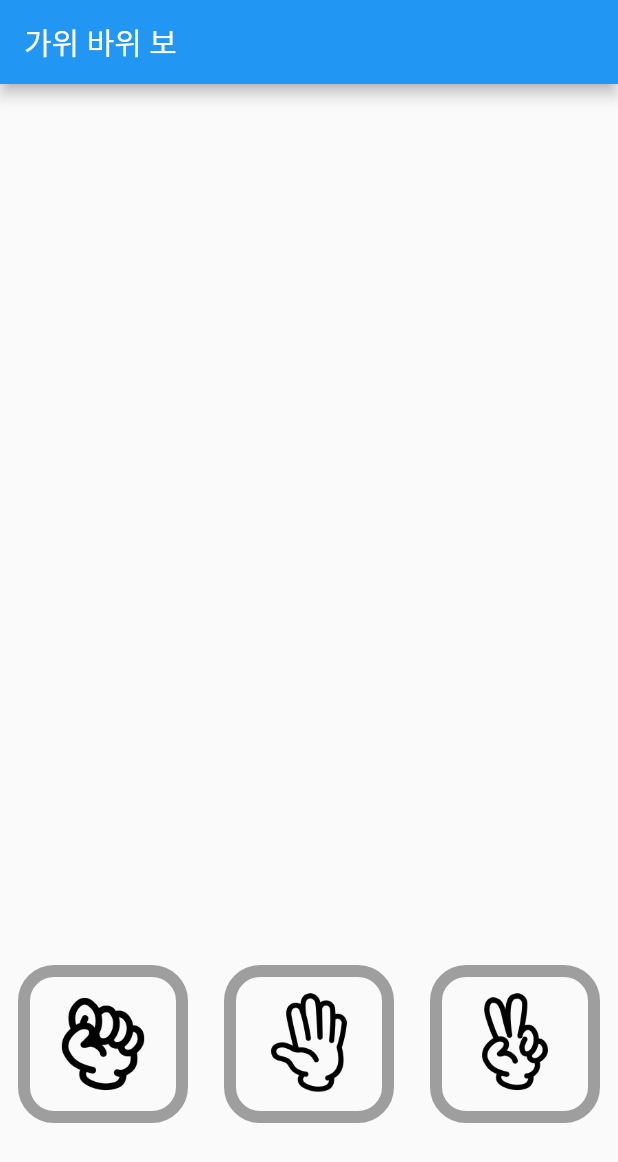
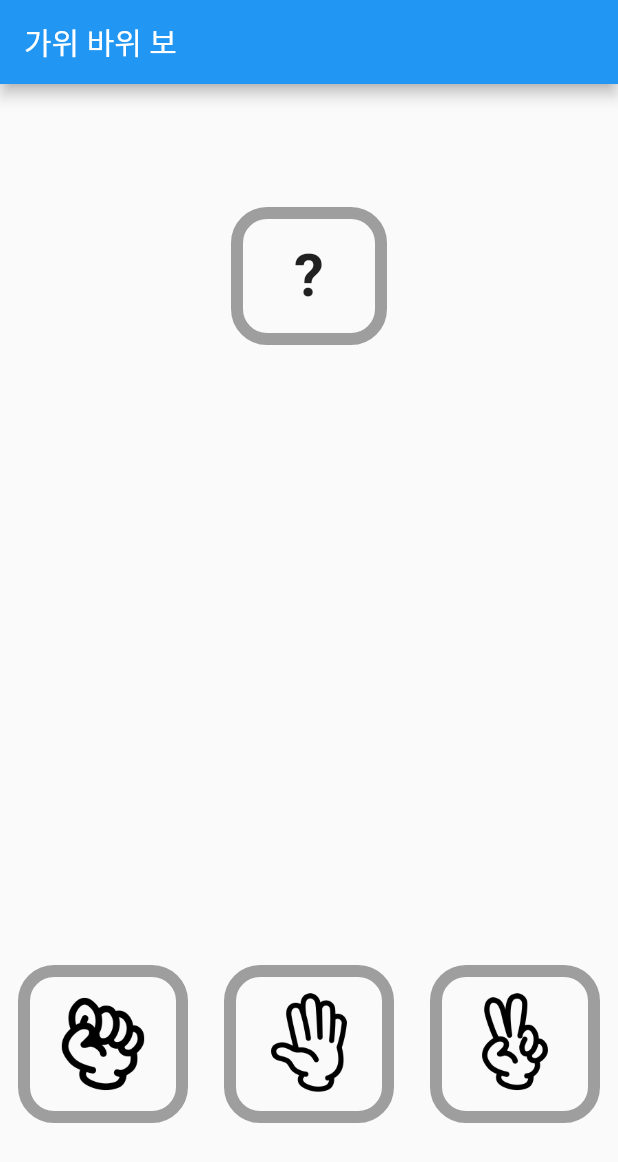
Before and after one commit to felix980131/TIL, a Flutter app: the screen it shows after launch, on a phone screen of 412 x 824 dp. Shown: the top 1162 px of the screen. Run offline on Flutter 3.47's test engine with Material 2 defaults, Android fonts, the phone set to English and light mode, and no system bars; our stand-ins replace go_router.

Commit message:
docs: update Flutter practice rock_paper_scissors cpu_input

```diff
--- a/Flutter/practice/1. widget/rock_paper_scissors/lib/game/input_card.dart
+++ b/Flutter/practice/1. widget/rock_paper_scissors/lib/game/input_card.dart
@@ -7,7 +7,7 @@ class InputCard extends StatelessWidget {
   const InputCard({
     super.key,
     required this.child,
-    required this.callback,
+    this.callback,
   });
 
   @override
--- a/Flutter/practice/1. widget/rock_paper_scissors/lib/game/view/cpu_input.dart
+++ b/Flutter/practice/1. widget/rock_paper_scissors/lib/game/view/cpu_input.dart
@@ -1,18 +1,31 @@
 import 'package:flutter/material.dart';
+import 'package:rock_paper_scissors/game/enum.dart';
+import 'package:rock_paper_scissors/game/input_card.dart';
 
-class CpuInput extends StatefulWidget {
+class CpuInput extends StatelessWidget {
   final bool isDone;
-  const CpuInput({super.key, required this.isDone});
+  final InputType cpuInput;
+  const CpuInput({super.key, required this.isDone, required this.cpuInput});
 
   @override
-  State<CpuInput> createState() => _CpuInputState();
-}
+  Widget build(BuildContext context) {
+    if (isDone) {
+      return Placeholder();
+    }
 
-class _CpuInputState extends State<CpuInput> {
-  @override
-  Widget build(BuildContext context) {
-    return Column(
-      children: [],
+    return Center(
+      child: InputCard(
+        child: SizedBox(
+          width: 64,
+          height: 60,
+          child: Center(
+            child: Text(
+              "?",
+              style: TextStyle(fontSize: 40, fontWeight: FontWeight.bold),
+            ),
+          ),
+        ),
+      ),
     );
   }
 }
--- a/Flutter/practice/1. widget/rock_paper_scissors/lib/game/view/game_body.dart
+++ b/Flutter/practice/1. widget/rock_paper_scissors/lib/game/view/game_body.dart
@@ -1,3 +1,5 @@
+import 'dart:math';
+
 import 'package:flutter/material.dart';
 import 'package:rock_paper_scissors/game/enum.dart';
 import 'package:rock_paper_scissors/game/view/cpu_input.dart';
@@ -14,19 +16,22 @@ class GameBody extends StatefulWidget {
 class _GameBodyState extends State<GameBody> {
   late bool isDone;
   late InputType? _userInput;
+  late InputType _cpuInput;
 
   @override
   void initState() {
     super.initState();
 
     isDone = false;
+
+    setCpuInput();
   }
 
   @override
   Widget build(BuildContext context) {
     return Column(
       children: [
-        Expanded(child: CpuInput(isDone: isDone)),
+        Expanded(child: CpuInput(isDone: isDone, cpuInput: _cpuInput)),
         Expanded(child: GameResult(isDone: isDone)),
         Expanded(child: UserInput(isDone: isDone, callback: setUserInput)),
       ],
@@ -39,4 +44,9 @@ class _GameBodyState extends State<GameBody> {
       _userInput = userInput;
     });
   }
+
+  void setCpuInput() {
+    final random = Random();
+    _cpuInput = InputType.values[random.nextInt(3)];
+  }
 }
```
